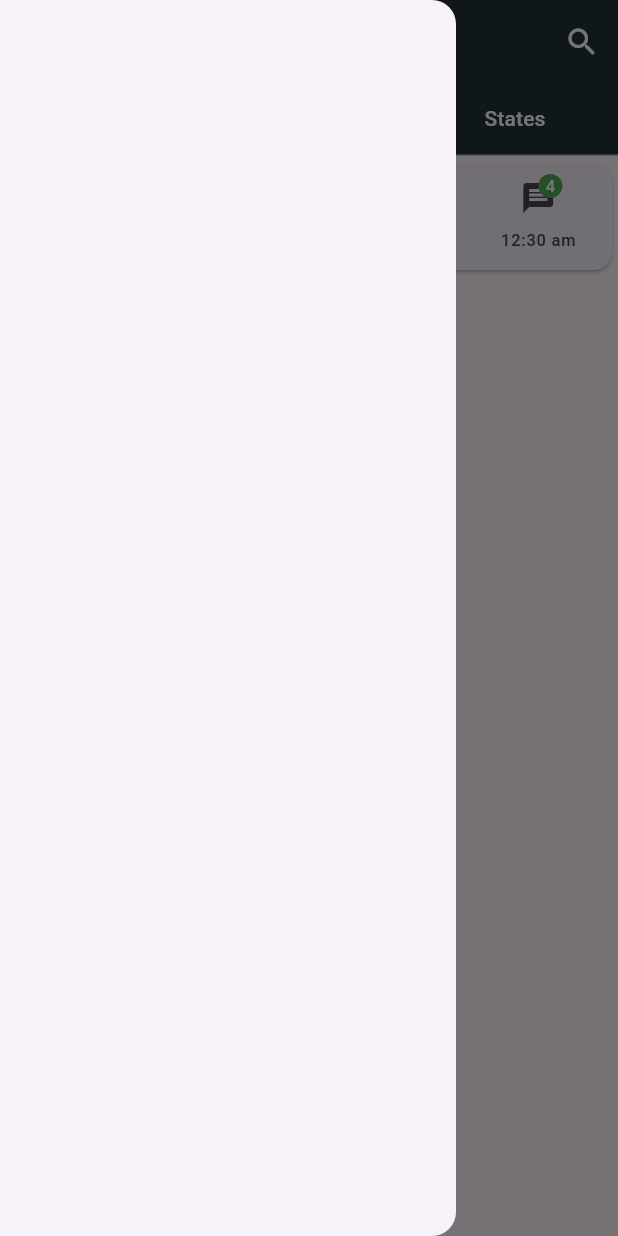
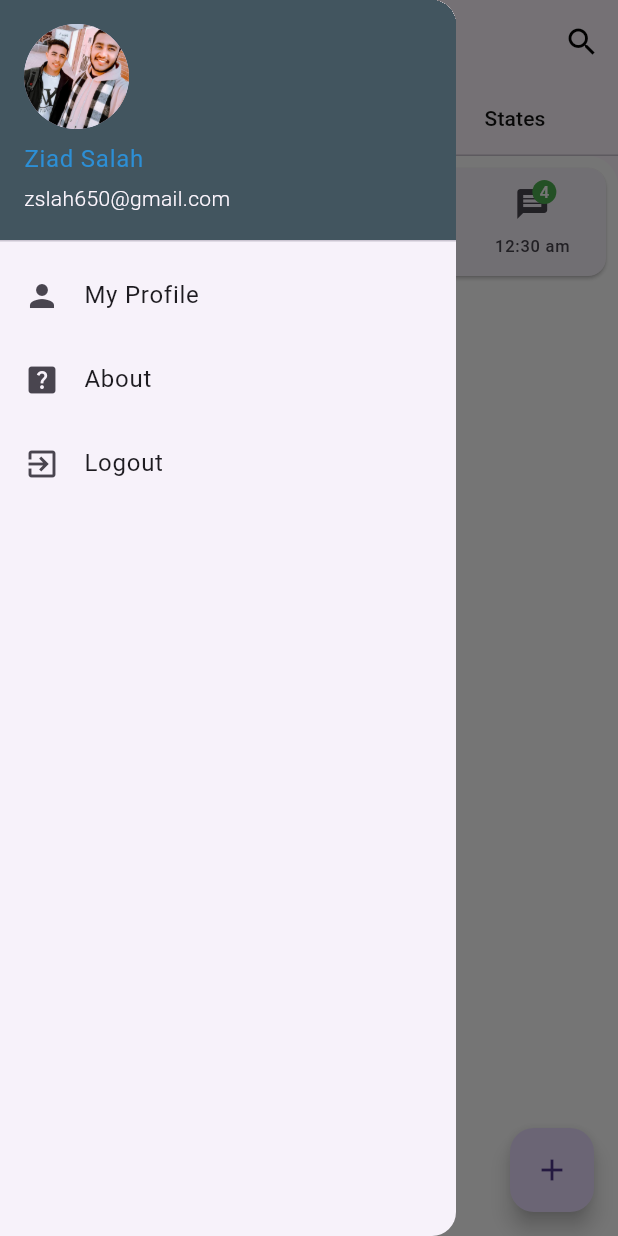
Before and after one commit to ZiadSala7/Chat_App, a Flutter app: the HomeScreen screen opened by its route, with the side drawer open, on a phone screen of 412 x 824 dp. Run offline on Flutter 3.47's test engine with Material 3 defaults, Android fonts, the phone set to English and light mode, and no system bars; our stand-ins replace firebase_auth, firebase_core; accounts and stored records are empty.

Commit message:
create and update drawer and changes

```diff
--- a/lib/home/chats/chat_page_with_persons.dart
+++ b/lib/home/chats/chat_page_with_persons.dart
@@ -38,14 +38,14 @@ class _ChatPageState extends State<ChatPage> {
             const Text(
               "Ziad Salah",
               style: TextStyle(
-                color: Colors.white,
+                color: Color.fromARGB(255, 254, 254, 254),
                 fontSize: 16,
               ),
             ),
           ],
         ),
+        backgroundColor: const Color.fromARGB(255, 37, 37, 37),
         centerTitle: true,
-        backgroundColor: const Color(0xff21323A),
       ),
       body: Column(
         children: [
--- a/lib/home/chats/chats_page.dart
+++ /dev/null
@@ -1,70 +0,0 @@
-import 'package:chat_app/home/chats/chat_page_with_persons.dart';
-import 'package:flutter/material.dart';
-
-class ChatScreen extends StatefulWidget {
-  const ChatScreen({super.key});
-
-  @override
-  State<ChatScreen> createState() => _ChatScreenState();
-}
-
-class _ChatScreenState extends State<ChatScreen> {
-  @override
-  Widget build(BuildContext context) {
-    return Scaffold(
-      body: ListView(
-        children: [
-          GestureDetector(
-            onTap: () {
-              Navigator.push(context,
-                  MaterialPageRoute(builder: (context) => const ChatPage()));
-            },
-            child: Card(
-              margin: const EdgeInsets.all(4),
-              child: ListTile(
-                leading: SizedBox(
-                  height: 50,
-                  width: 50,
-                  child: ClipRRect(
-                    borderRadius: BorderRadius.circular(60),
-                    child: Image.asset(
-                      'assets/images/profile.jpg',
-                      fit: BoxFit.cover,
-                    ),
-                  ),
-                ),
-                title: const Text(
-                  'Ziad Salah',
-                  style: TextStyle(
-                    fontSize: 15,
-                    fontWeight: FontWeight.w600,
-                  ),
-                ),
-                subtitle: const Text(
-                  'Hello ziad how r u',
-                  style: TextStyle(
-                      fontWeight: FontWeight.w400,
-                      color: Color.fromARGB(255, 113, 108, 108)),
-                ),
-                trailing: Column(
-                  mainAxisAlignment: MainAxisAlignment.spaceAround,
-                  children: [
-                    Badge(
-                      label: const Text('4'),
-                      backgroundColor: Colors.green,
-                      child: InkWell(
-                        onTap: () {},
-                        child: const Icon(Icons.message),
-                      ),
-                    ),
-                    const Text('12:30 am'),
-                  ],
-                ),
-              ),
-            ),
-          ),
-        ],
-      ),
-    );
-  }
-}
--- /dev/null
+++ b/lib/home/chats/chats_view.dart
@@ -0,0 +1,82 @@
+import 'package:chat_app/home/chats/chat_page_with_persons.dart';
+import 'package:flutter/material.dart';
+
+class ChatScreen extends StatefulWidget {
+  const ChatScreen({super.key});
+
+  @override
+  State<ChatScreen> createState() => _ChatScreenState();
+}
+
+class _ChatScreenState extends State<ChatScreen> {
+  @override
+  Widget build(BuildContext context) {
+    return Scaffold(
+      body: Container(
+        padding: const EdgeInsets.all(4),
+        height: double.infinity,
+        width: double.infinity,
+        decoration: const BoxDecoration(
+          borderRadius: BorderRadius.only(
+            topRight: Radius.circular(20),
+            topLeft: Radius.circular(20),
+          ),
+          color: Colors.white,
+        ),
+        child: ListView(
+          children: [
+            GestureDetector(
+              onTap: () {
+                Navigator.push(context,
+                    MaterialPageRoute(builder: (context) => const ChatPage()));
+              },
+              child: Card(
+                margin: const EdgeInsets.all(4),
+                child: ListTile(
+                  leading: SizedBox(
+                    height: 50,
+                    width: 50,
+                    child: ClipRRect(
+                      borderRadius: BorderRadius.circular(60),
+                      child: Image.asset(
+                        'assets/images/profile.jpg',
+                        fit: BoxFit.cover,
+                      ),
+                    ),
+                  ),
+                  title: const Text(
+                    'Ziad Salah',
+                    style: TextStyle(
+                      fontSize: 15,
+                      fontWeight: FontWeight.w600,
+                    ),
+                  ),
+                  subtitle: const Text(
+                    'Hello ziad how r u',
+                    style: TextStyle(
+                        fontWeight: FontWeight.w400,
+                        color: Color.fromARGB(255, 113, 108, 108)),
+                  ),
+                  trailing: Column(
+                    mainAxisAlignment: MainAxisAlignment.spaceAround,
+                    children: [
+                      Badge(
+                        label: const Text('4'),
+                        backgroundColor: Colors.green,
+                        child: InkWell(
+                          onTap: () {},
+                          child: const Icon(Icons.message),
+                        ),
+                      ),
+                      const Text('12:30 am'),
+                    ],
+                  ),
+                ),
+              ),
+            ),
+          ],
+        ),
+      ),
+    );
+  }
+}
--- /dev/null
+++ b/lib/home/chats/drawer_desigon.dart
@@ -0,0 +1,57 @@
+import 'package:firebase_auth/firebase_auth.dart';
+import 'package:flutter/material.dart';
+
+class DrawerModel extends StatefulWidget {
+  const DrawerModel({super.key});
+
+  @override
+  State<DrawerModel> createState() => _DrawerModelState();
+}
+
+class _DrawerModelState extends State<DrawerModel> {
+  @override
+  Widget build(BuildContext context) {
+    return Column(
+      children: [
+        const UserAccountsDrawerHeader(
+          decoration: BoxDecoration(
+            color: Color.fromARGB(255, 66, 85, 95),
+          ),
+          accountName: Text(
+            "Ziad Salah",
+            style: TextStyle(
+              color: Color.fromARGB(255, 44, 143, 214),
+            ),
+          ),
+          accountEmail: Text(
+            "zslah650@gmail.com",
+            style: TextStyle(
+              fontWeight: FontWeight.w300,
+            ),
+          ),
+          currentAccountPictureSize: Size.square(70),
+          currentAccountPicture: CircleAvatar(
+            radius: 10,
+            backgroundImage: AssetImage("assets/images/profile.jpg"),
+          ),
+        ),
+        ListTile(
+            title: const Text("My Profile"),
+            leading: const Icon(Icons.person),
+            onTap: () {}),
+        ListTile(
+            title: const Text("About"),
+            leading: const Icon(Icons.help_center),
+            onTap: () {}),
+        ListTile(
+            title: const Text("Logout"),
+            leading: const Icon(Icons.exit_to_app),
+            onTap: () {
+              setState(() {
+                FirebaseAuth.instance.signOut();
+              });
+            }),
+      ],
+    );
+  }
+}
--- a/lib/home/home_screen.dart
+++ b/lib/home/home_screen.dart
@@ -1,4 +1,5 @@
-import 'package:chat_app/home/chats/chats_page.dart';
+import 'package:chat_app/home/chats/chats_view.dart';
+import 'package:chat_app/home/chats/drawer_desigon.dart';
 import 'package:chat_app/home/test.dart';
 import 'package:flutter/material.dart';
 
@@ -15,24 +16,25 @@ class _HomeScreenState extends State<HomeScreen> {
     return DefaultTabController(
       length: 3,
       child: Scaffold(
-        drawer: const Drawer(),
+        drawer: const Drawer(
+          child: DrawerModel(),
+        ),
         appBar: AppBar(
           actions: [
             IconButton(
                 onPressed: () {},
                 icon: const Icon(
                   Icons.search,
-                  color: Colors.white,
+                  color: Color.fromARGB(255, 0, 0, 0),
                 ))
           ],
           title: const Text(
             'Messenger',
-            style: TextStyle(color: Colors.white),
+            style: TextStyle(color: Color.fromARGB(255, 17, 46, 58)),
           ),
-          backgroundColor: const Color(0xff21323A),
           bottom: const TabBar(
             unselectedLabelStyle: TextStyle(
-              color: Colors.white,
+              color: Color.fromARGB(255, 18, 17, 17),
             ),
             labelStyle: TextStyle(color: Colors.green),
             indicatorColor: Color.fromRGBO(141, 242, 153, 1),
@@ -55,6 +57,10 @@ class _HomeScreenState extends State<HomeScreen> {
             ],
           ),
         ),
+        floatingActionButton: FloatingActionButton(
+          onPressed: () {},
+          child: const Icon(Icons.add),
+        ),
         body: const TabBarView(
           children: [
             ChatScreen(),
--- a/lib/main.dart
+++ b/lib/main.dart
@@ -16,7 +16,6 @@ void main() async {
 
 class MyApp extends StatefulWidget {
   const MyApp({super.key});
-
   @override
   State<MyApp> createState() => _MyAppState();
 }
@@ -26,21 +25,25 @@ class _MyAppState extends State<MyApp> {
   @override
   Widget build(BuildContext context) {
     return MaterialApp(
-      home: StreamBuilder(
-        stream: FirebaseAuth.instance.authStateChanges(),
-        builder: (context, snapshot) {
-          if (snapshot.connectionState == ConnectionState.waiting) {
-            return const Center(
-                child: CircularProgressIndicator(
-              color: Colors.white,
-            ));
-          } else if (snapshot.hasData) {
-            return const HomeScreen();
-          } else {
-            return const LoginPage();
-          }
-        },
-      ),
+      // home: StreamBuilder(
+      //   stream: FirebaseAuth.instance.authStateChanges(),
+      //   builder: (context, snapshot) {
+      //     if (snapshot.connectionState == ConnectionState.waiting) {
+      //       return const Center(
+      //           child: CircularProgressIndicator(
+      //         color: Colors.white,
+      //       ));
+      //     } else if (snapshot.hasData) {
+      //       return const HomeScreen();
+      //     } else {
+      //       return const LoginPage();
+      //     }
+      //   },
+      // ),
+      home: FirebaseAuth.instance.currentUser != null
+          ? const HomeScreen()
+          : const LoginPage(),
+      theme: ThemeData.light(),
       debugShowCheckedModeBanner: false,
       routes: {
         'login': (context) => const LoginPage(),
```
Also changed, not shown: pubspec.lock.
